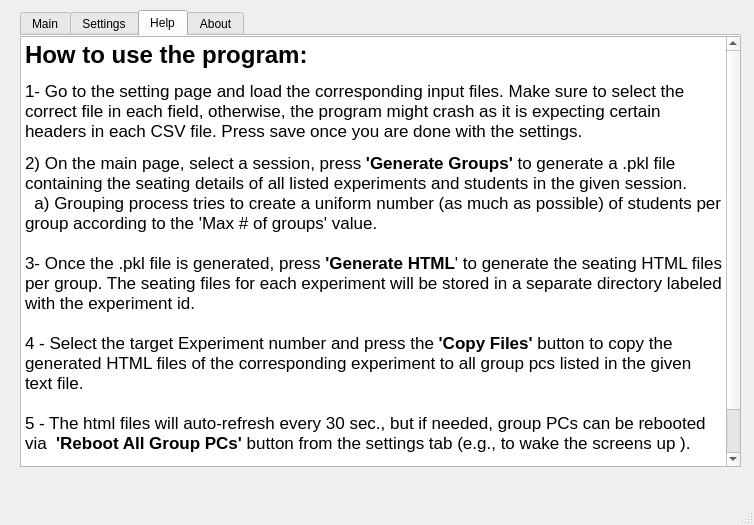
First picture: the form in YorkULabSeating_v3.ui, repository tdgskinner/yorku-phys-lab-seating, before the edit.
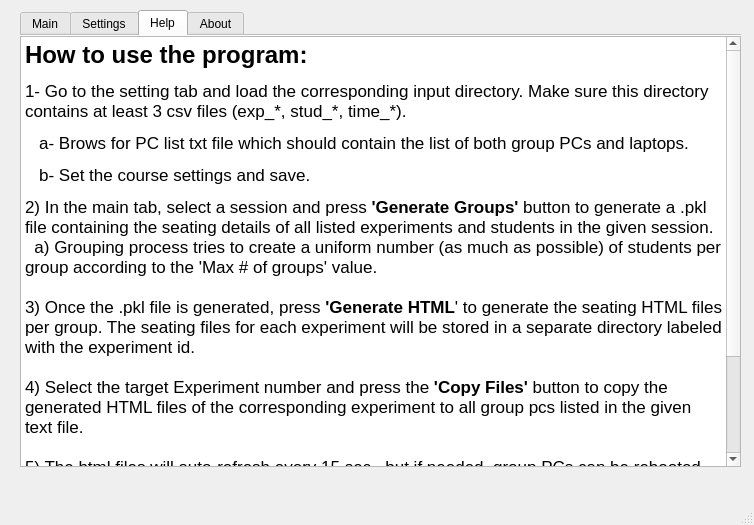
Second picture: the form after the edit. The open tabs and pages were chosen to show the change. Icons and pictures are not drawn.

Commit message: help menue updated

The edit to the form file:
```diff
--- a/YorkULabSeating_v3.ui
+++ b/YorkULabSeating_v3.ui
@@ -677,17 +677,21 @@
 p, li { white-space: pre-wrap; }
 &lt;/style&gt;&lt;/head&gt;&lt;body style=&quot; font-family:'Arial'; font-size:7.8pt; font-weight:400; font-style:normal;&quot;&gt;
 &lt;p style=&quot; margin-top:0px; margin-bottom:0px; margin-left:0px; margin-right:0px; -qt-block-indent:0; text-indent:0px;&quot;&gt;&lt;span style=&quot; font-size:18pt; font-weight:600;&quot;&gt;How to use the program:&lt;/span&gt;&lt;/p&gt;
-&lt;p style=&quot; margin-top:12px; margin-bottom:12px; margin-left:0px; margin-right:0px; -qt-block-indent:0; text-indent:0px;&quot;&gt;&lt;span style=&quot; font-size:13pt;&quot;&gt;1- Go to the setting page and load the corresponding input files. Make sure to select the correct file in each field, otherwise, the program might crash as it is expecting certain headers in each CSV file. Press save once you are done with the settings.&lt;/span&gt;&lt;/p&gt;
-&lt;p style=&quot; margin-top:0px; margin-bottom:0px; margin-left:0px; margin-right:0px; -qt-block-indent:0; text-indent:0px;&quot;&gt;&lt;span style=&quot; font-size:13pt;&quot;&gt;2) On the main page, select a session, press &lt;/span&gt;&lt;span style=&quot; font-size:13pt; font-weight:600;&quot;&gt;'Generate Groups'&lt;/span&gt;&lt;span style=&quot; font-size:13pt;&quot;&gt; to generate a .pkl file containing the seating details of all listed experiments and students in the given session.&lt;/span&gt;&lt;/p&gt;
+&lt;p style=&quot; margin-top:12px; margin-bottom:12px; margin-left:0px; margin-right:0px; -qt-block-indent:0; text-indent:0px;&quot;&gt;&lt;span style=&quot; font-size:13pt;&quot;&gt;1- Go to the setting tab and load the corresponding input directory. Make sure this directory contains at least 3 csv files (exp_*, stud_*, time_*).&lt;/span&gt;&lt;/p&gt;
+&lt;p style=&quot; margin-top:12px; margin-bottom:12px; margin-left:0px; margin-right:0px; -qt-block-indent:0; text-indent:0px;&quot;&gt;&lt;span style=&quot; font-size:13pt;&quot;&gt;   a- Brows for PC list txt file which should contain the list of both group PCs and laptops. &lt;/span&gt;&lt;/p&gt;
+&lt;p style=&quot; margin-top:12px; margin-bottom:12px; margin-left:0px; margin-right:0px; -qt-block-indent:0; text-indent:0px;&quot;&gt;&lt;span style=&quot; font-size:13pt;&quot;&gt;   b- Set the course settings and save.&lt;/span&gt;&lt;/p&gt;
+&lt;p style=&quot; margin-top:0px; margin-bottom:0px; margin-left:0px; margin-right:0px; -qt-block-indent:0; text-indent:0px;&quot;&gt;&lt;span style=&quot; font-size:13pt;&quot;&gt;2) In the main tab, select a session and press &lt;/span&gt;&lt;span style=&quot; font-size:13pt; font-weight:600;&quot;&gt;'Generate Groups'&lt;/span&gt;&lt;span style=&quot; font-size:13pt;&quot;&gt; button to generate a .pkl file containing the seating details of all listed experiments and students in the given session.&lt;/span&gt;&lt;/p&gt;
 &lt;p style=&quot; margin-top:0px; margin-bottom:0px; margin-left:0px; margin-right:0px; -qt-block-indent:0; text-indent:0px;&quot;&gt;&lt;span style=&quot; font-size:13pt;&quot;&gt;  a) Grouping process tries to create a uniform number (as much as possible) of students per group according to the 'Max # of groups' value.&lt;/span&gt;&lt;/p&gt;
 &lt;p style=&quot;-qt-paragraph-type:empty; margin-top:0px; margin-bottom:0px; margin-left:0px; margin-right:0px; -qt-block-indent:0; text-indent:0px; font-size:13pt;&quot;&gt;&lt;br /&gt;&lt;/p&gt;
-&lt;p style=&quot; margin-top:0px; margin-bottom:0px; margin-left:0px; margin-right:0px; -qt-block-indent:0; text-indent:0px;&quot;&gt;&lt;span style=&quot; font-size:13pt;&quot;&gt;3- Once the .pkl file is generated, press &lt;/span&gt;&lt;span style=&quot; font-size:13pt; font-weight:600;&quot;&gt;'Generate HTML&lt;/span&gt;&lt;span style=&quot; font-size:13pt;&quot;&gt;' to generate the seating HTML files per group. The seating files for each experiment will be stored in a separate directory labeled with the experiment id.&lt;/span&gt;&lt;/p&gt;
+&lt;p style=&quot; margin-top:0px; margin-bottom:0px; margin-left:0px; margin-right:0px; -qt-block-indent:0; text-indent:0px;&quot;&gt;&lt;span style=&quot; font-size:13pt;&quot;&gt;3) Once the .pkl file is generated, press &lt;/span&gt;&lt;span style=&quot; font-size:13pt; font-weight:600;&quot;&gt;'Generate HTML&lt;/span&gt;&lt;span style=&quot; font-size:13pt;&quot;&gt;' to generate the seating HTML files per group. The seating files for each experiment will be stored in a separate directory labeled with the experiment id.&lt;/span&gt;&lt;/p&gt;
 &lt;p style=&quot;-qt-paragraph-type:empty; margin-top:0px; margin-bottom:0px; margin-left:0px; margin-right:0px; -qt-block-indent:0; text-indent:0px; font-size:13pt;&quot;&gt;&lt;br /&gt;&lt;/p&gt;
-&lt;p style=&quot; margin-top:0px; margin-bottom:0px; margin-left:0px; margin-right:0px; -qt-block-indent:0; text-indent:0px;&quot;&gt;&lt;span style=&quot; font-size:13pt;&quot;&gt;4 - Select the target Experiment number and press the&lt;/span&gt;&lt;span style=&quot; font-size:13pt; font-weight:600;&quot;&gt; 'Copy Files'&lt;/span&gt;&lt;span style=&quot; font-size:13pt;&quot;&gt; button to copy the generated HTML files of the corresponding experiment to all group pcs listed in the given text file.&lt;/span&gt;&lt;/p&gt;
+&lt;p style=&quot; margin-top:0px; margin-bottom:0px; margin-left:0px; margin-right:0px; -qt-block-indent:0; text-indent:0px;&quot;&gt;&lt;span style=&quot; font-size:13pt;&quot;&gt;4) Select the target Experiment number and press the&lt;/span&gt;&lt;span style=&quot; font-size:13pt; font-weight:600;&quot;&gt; 'Copy Files'&lt;/span&gt;&lt;span style=&quot; font-size:13pt;&quot;&gt; button to copy the generated HTML files of the corresponding experiment to all group pcs listed in the given text file.&lt;/span&gt;&lt;/p&gt;
 &lt;p style=&quot;-qt-paragraph-type:empty; margin-top:0px; margin-bottom:0px; margin-left:0px; margin-right:0px; -qt-block-indent:0; text-indent:0px; font-size:13pt;&quot;&gt;&lt;br /&gt;&lt;/p&gt;
-&lt;p style=&quot; margin-top:0px; margin-bottom:0px; margin-left:0px; margin-right:0px; -qt-block-indent:0; text-indent:0px;&quot;&gt;&lt;span style=&quot; font-size:13pt;&quot;&gt;5 - The html files will auto-refresh every 30 sec., but if needed, group PCs can be rebooted via  &lt;/span&gt;&lt;span style=&quot; font-size:13pt; font-weight:600;&quot;&gt;'Reboot All Group PCs'&lt;/span&gt;&lt;span style=&quot; font-size:13pt;&quot;&gt; button from the settings tab (e.g., to wake the screens up ).&lt;/span&gt;&lt;/p&gt;
+&lt;p style=&quot; margin-top:0px; margin-bottom:0px; margin-left:0px; margin-right:0px; -qt-block-indent:0; text-indent:0px;&quot;&gt;&lt;span style=&quot; font-size:13pt;&quot;&gt;5) The html files will auto-refresh every 15 sec., but if needed, group PCs can be rebooted via  &lt;/span&gt;&lt;span style=&quot; font-size:13pt; font-weight:600;&quot;&gt;'Reboot Group PCs'&lt;/span&gt;&lt;span style=&quot; font-size:13pt;&quot;&gt; button from the settings tab (e.g., to wake the screens up).&lt;/span&gt;&lt;/p&gt;
 &lt;p style=&quot;-qt-paragraph-type:empty; margin-top:0px; margin-bottom:0px; margin-left:0px; margin-right:0px; -qt-block-indent:0; text-indent:0px; font-size:13pt;&quot;&gt;&lt;br /&gt;&lt;/p&gt;
-&lt;p style=&quot; margin-top:0px; margin-bottom:0px; margin-left:0px; margin-right:0px; -qt-block-indent:0; text-indent:0px;&quot;&gt;&lt;span style=&quot; font-size:13pt;&quot;&gt;6 - Each Group PC is set to automatically load the corresponding group page in Windows Kiosk mode.&lt;/span&gt;&lt;/p&gt;&lt;/body&gt;&lt;/html&gt;</string>
+&lt;p style=&quot; margin-top:0px; margin-bottom:0px; margin-left:0px; margin-right:0px; -qt-block-indent:0; text-indent:0px;&quot;&gt;&lt;span style=&quot; font-size:13pt;&quot;&gt;6) Each Group PC is set to automatically load the corresponding group page in Windows Kiosk mode.&lt;/span&gt;&lt;/p&gt;
+&lt;p style=&quot;-qt-paragraph-type:empty; margin-top:0px; margin-bottom:0px; margin-left:0px; margin-right:0px; -qt-block-indent:0; text-indent:0px; font-size:13pt;&quot;&gt;&lt;br /&gt;&lt;/p&gt;
+&lt;p style=&quot; margin-top:0px; margin-bottom:0px; margin-left:0px; margin-right:0px; -qt-block-indent:0; text-indent:0px;&quot;&gt;&lt;span style=&quot; font-size:13pt;&quot;&gt;7) The laptops can be rebooted from &lt;/span&gt;&lt;span style=&quot; font-size:13pt; font-weight:600;&quot;&gt;'Reboot Laptops'&lt;/span&gt;&lt;span style=&quot; font-size:13pt;&quot;&gt; button from the settings tab.&lt;/span&gt;&lt;/p&gt;&lt;/body&gt;&lt;/html&gt;</string>
       </property>
      </widget>
     </widget>
```
Left out of the diff: 2 changed lines with no effect on the pictures.
